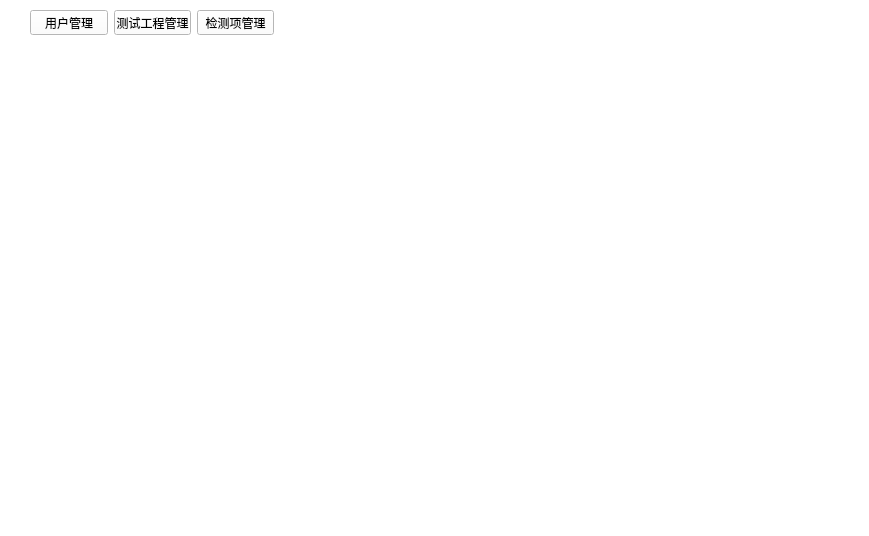
Before: the Qt Designer form manager.ui in Woodsssss/Lanzhou, drawn with Qt 5.
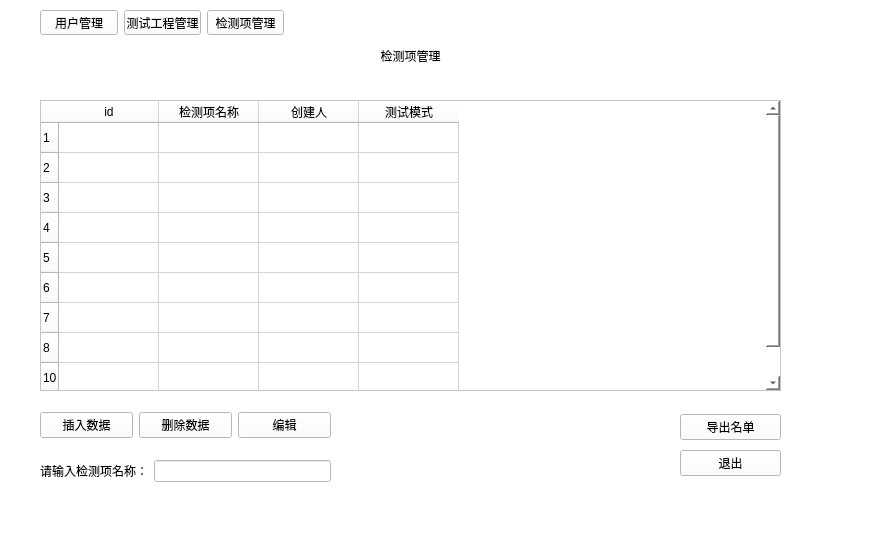
After: the same form once the commit is applied. The open tabs and pages were chosen to show the change.

Diff of the .ui file:
```diff
--- a/manager.ui
+++ b/manager.ui
@@ -373,25 +373,200 @@
       </property>
       <layout class="QHBoxLayout" name="horizontalLayout_3">
        <item>
-        <widget class="QPushButton" name="button_delete_2">
+        <widget class="QLabel" name="label_2">
+         <property name="text">
+          <string>查询工程：</string>
+         </property>
+        </widget>
+       </item>
+       <item>
+        <widget class="QLineEdit" name="project_name"/>
+       </item>
+      </layout>
+     </widget>
+    </widget>
+    <widget class="QWidget" name="page_3">
+     <widget class="QWidget" name="layoutWidget_18">
+      <property name="geometry">
+       <rect>
+        <x>690</x>
+        <y>370</y>
+        <width>101</width>
+        <height>71</height>
+       </rect>
+      </property>
+      <layout class="QVBoxLayout" name="verticalLayout_3">
+       <item>
+        <widget class="QPushButton" name="button_summary_3">
+         <property name="text">
+          <string>导出名单</string>
+         </property>
+        </widget>
+       </item>
+       <item>
+        <widget class="QPushButton" name="button_exit_3">
+         <property name="text">
+          <string>退出</string>
+         </property>
+        </widget>
+       </item>
+      </layout>
+     </widget>
+     <widget class="QTableWidget" name="tableWidget_3">
+      <property name="geometry">
+       <rect>
+        <x>50</x>
+        <y>60</y>
+        <width>741</width>
+        <height>291</height>
+       </rect>
+      </property>
+      <property name="styleSheet">
+       <string notr="true"/>
+      </property>
+      <property name="editTriggers">
+       <set>QAbstractItemView::AnyKeyPressed|QAbstractItemView::EditKeyPressed</set>
+      </property>
+      <row>
+       <property name="text">
+        <string>1</string>
+       </property>
+      </row>
+      <row>
+       <property name="text">
+        <string>2</string>
+       </property>
+      </row>
+      <row>
+       <property name="text">
+        <string>3</string>
+       </property>
+      </row>
+      <row>
+       <property name="text">
+        <string>4</string>
+       </property>
+      </row>
+      <row>
+       <property name="text">
+        <string>5</string>
+       </property>
+      </row>
+      <row>
+       <property name="text">
+        <string>6</string>
+       </property>
+      </row>
+      <row>
+       <property name="text">
+        <string>7</string>
+       </property>
+      </row>
+      <row>
+       <property name="text">
+        <string>8</string>
+       </property>
+      </row>
+      <row>
+       <property name="text">
+        <string>10</string>
+       </property>
+      </row>
+      <column>
+       <property name="text">
+        <string>id</string>
+       </property>
+      </column>
+      <column>
+       <property name="text">
+        <string>检测项名称</string>
+       </property>
+      </column>
+      <column>
+       <property name="text">
+        <string>创建人</string>
+       </property>
+      </column>
+      <column>
+       <property name="text">
+        <string>测试模式</string>
+       </property>
+      </column>
+     </widget>
+     <widget class="QWidget" name="layoutWidget_19">
+      <property name="geometry">
+       <rect>
+        <x>50</x>
+        <y>360</y>
+        <width>291</width>
+        <height>51</height>
+       </rect>
+      </property>
+      <layout class="QHBoxLayout" name="horizontalLayout_6">
+       <item>
+        <widget class="QPushButton" name="button_insert_4">
+         <property name="text">
+          <string>插入数据</string>
+         </property>
+        </widget>
+       </item>
+       <item>
+        <widget class="QPushButton" name="button_delete_3">
          <property name="text">
           <string>删除数据</string>
          </property>
         </widget>
        </item>
        <item>
-        <layout class="QHBoxLayout" name="horizontalLayout_5">
-         <item>
-          <widget class="QLabel" name="label_2">
-           <property name="text">
-            <string>查询工程：</string>
-           </property>
-          </widget>
-         </item>
-         <item>
-          <widget class="QLineEdit" name="project_name"/>
-         </item>
-        </layout>
+        <widget class="QPushButton" name="pushButton_5">
+         <property name="text">
+          <string>编辑</string>
+         </property>
+        </widget>
+       </item>
+      </layout>
+     </widget>
+     <widget class="QLabel" name="label_title_3">
+      <property name="geometry">
+       <rect>
+        <x>30</x>
+        <y>0</y>
+        <width>781</width>
+        <height>31</height>
+       </rect>
+      </property>
+      <property name="minimumSize">
+       <size>
+        <width>0</width>
+        <height>0</height>
+       </size>
+      </property>
+      <property name="text">
+       <string>检测项管理</string>
+      </property>
+      <property name="alignment">
+       <set>Qt::AlignCenter</set>
+      </property>
+     </widget>
+     <widget class="QWidget" name="layoutWidget_20">
+      <property name="geometry">
+       <rect>
+        <x>50</x>
+        <y>420</y>
+        <width>291</width>
+        <height>22</height>
+       </rect>
+      </property>
+      <layout class="QHBoxLayout" name="horizontalLayout_7">
+       <item>
+        <widget class="QLabel" name="label_3">
+         <property name="text">
+          <string>请输入检测项名称：</string>
+         </property>
+        </widget>
+       </item>
+       <item>
+        <widget class="QLineEdit" name="step_name"/>
        </item>
       </layout>
      </widget>
@@ -401,7 +576,7 @@
    <widget class="QWidget" name="layoutWidget">
     <property name="geometry">
      <rect>
-      <x>30</x>
+      <x>40</x>
       <y>10</y>
       <width>244</width>
       <height>25</height>
```
Left out of the diff: 44 changed lines with no effect on the pictures.
